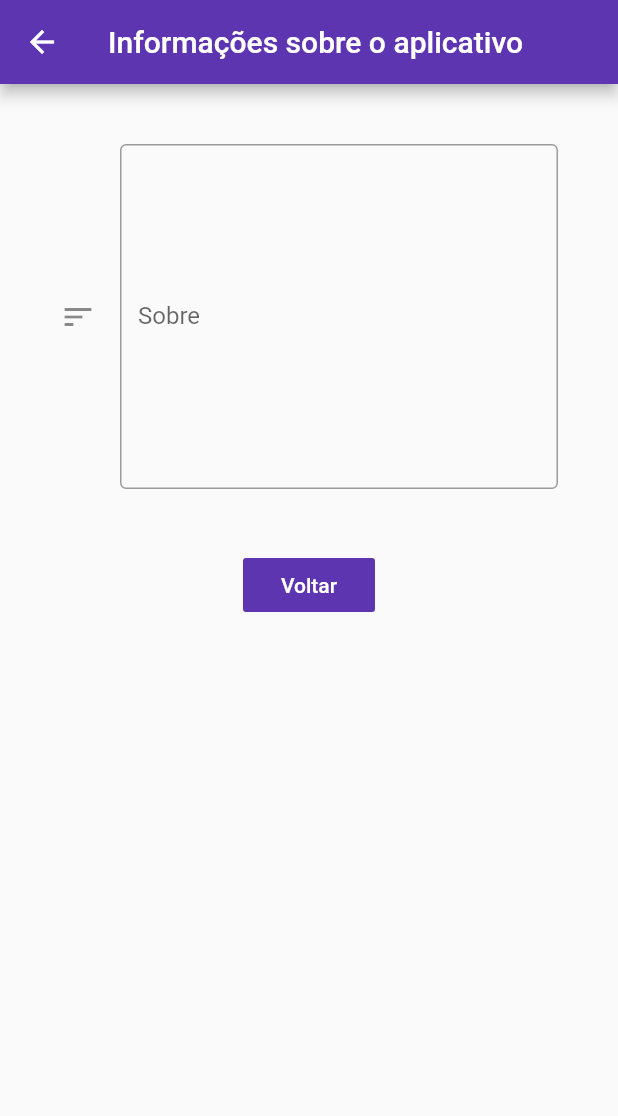
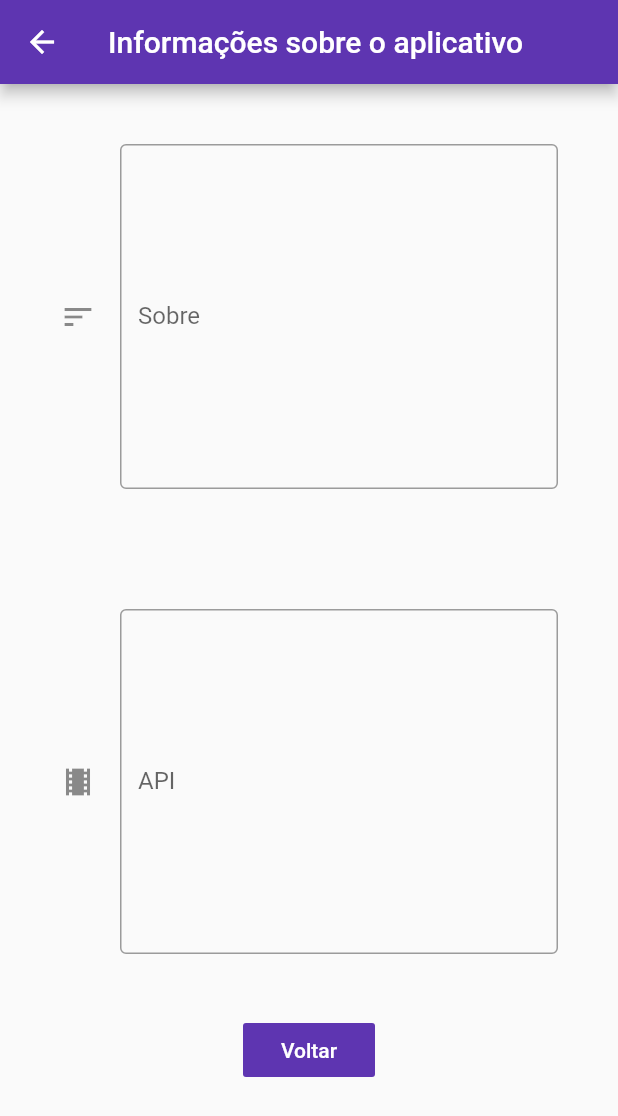
Before and after one commit to vsmmart/Cinemateca, a Flutter app: the TelaSobre screen opened by its route, on a phone screen of 412 x 824 dp. Shown: the top 1116 px of the screen. Run offline on Flutter 3.47's test engine with Material 2 defaults, Android fonts, the phone set to English and light mode, and no system bars.

Commit message:
Adicionado campo API em sobre

```diff
--- a/lib/widget_tela_sobre.dart
+++ b/lib/widget_tela_sobre.dart
@@ -8,6 +8,8 @@ class TelaSobre extends StatefulWidget {
 class _TelaSobreState extends State<TelaSobre> {
   TextEditingController ctrlTexto1 = TextEditingController();
   String texto1 = 'Este aplicativo foi desenvolvido como projeto para a disciplina de Programação para Dispositivos Móveis ministrada pelo professor Rodrigo Plotze. Foi também o primeiro projeto em que o desenvolvedor teve contato com POO, API, front-end, requests, Git, Github, funções assíncronas, entre outras. Foi um desafio muito grande mas motivador para o aprimoramento de programação. O Tema para o aplicativo escolhido foi "Cinema" devido a uma grande paixão do desenvolvedor por este hobby.';
+  TextEditingController ctrlTexto2 = TextEditingController();
+  String texto2 = 'A API utilizada se chama OMDB API, ela pode ser encontrada em http://www.omdbapi.com/';
 
   @override
   Widget build(BuildContext context) {
@@ -37,6 +39,27 @@ class _TelaSobreState extends State<TelaSobre> {
                   },
               ),
             ),
+
+            Container(
+              padding: EdgeInsets.all(20),
+
+              margin: EdgeInsets.all(20),
+              child: TextField(
+                  controller: ctrlTexto2 ,
+                  readOnly: true,
+                  maxLines: 10,
+                  decoration: InputDecoration(
+                    border: OutlineInputBorder(),
+                    labelText: 'API',
+                    icon: Icon(Icons.local_movies),),
+                  onTap: (){
+                    ctrlTexto2.text = texto2;
+                  },
+              ),
+            ),
+
+
+
             FlatButton(
               onPressed: (){ Navigator.pop(context);},
               color: Colors.deepPurple[600],
```
